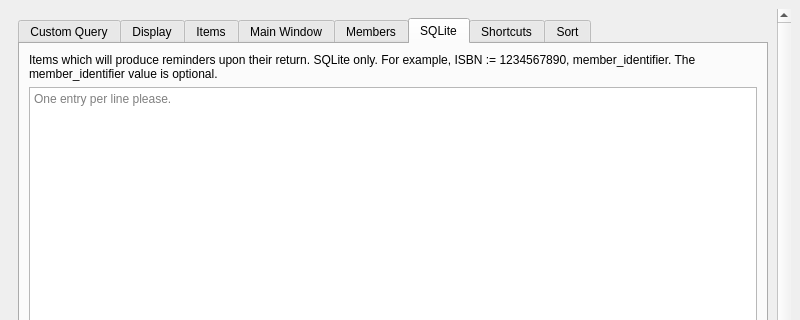
First picture: the form in UI/biblioteq_otheroptions.ui, repository textbrowser/biblioteq, before the edit; both pictures show x 0 to 800 and y 0 to 320 of the 800 by 800 pixel window.
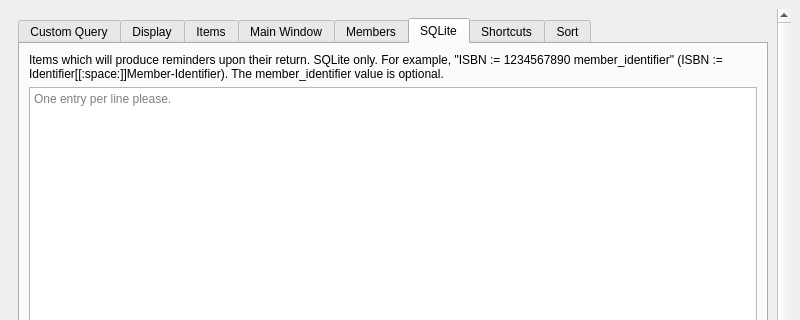
Second picture: the form after the edit. The open tabs and pages were chosen to show the change. Icons and pictures are not drawn. Custom widgets are drawn as their Qt base class.

The edit to the form file:
```diff
--- a/UI/biblioteq_otheroptions.ui
+++ b/UI/biblioteq_otheroptions.ui
@@ -754,7 +754,7 @@
             <item>
              <widget class="QLabel" name="label_17">
               <property name="text">
-               <string>&lt;html&gt;&lt;head/&gt;&lt;body&gt;&lt;p&gt;Items which will produce reminders upon their return. SQLite only. For example, ISBN := 1234567890, member_identifier. The member_identifier value is optional.&lt;/p&gt;&lt;/body&gt;&lt;/html&gt;</string>
+               <string>&lt;html&gt;&lt;head/&gt;&lt;body&gt;&lt;p&gt;Items which will produce reminders upon their return. SQLite only. For example, &amp;quot;ISBN := 1234567890 member_identifier&amp;quot; (ISBN := Identifier[[:space:]]Member-Identifier). The member_identifier value is optional.&lt;/p&gt;&lt;/body&gt;&lt;/html&gt;</string>
               </property>
               <property name="wordWrap">
                <bool>true</bool>
```
